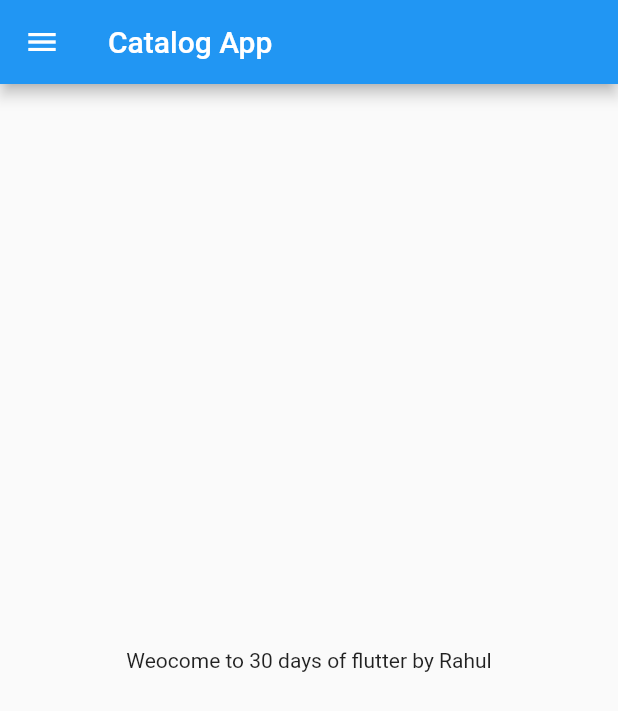
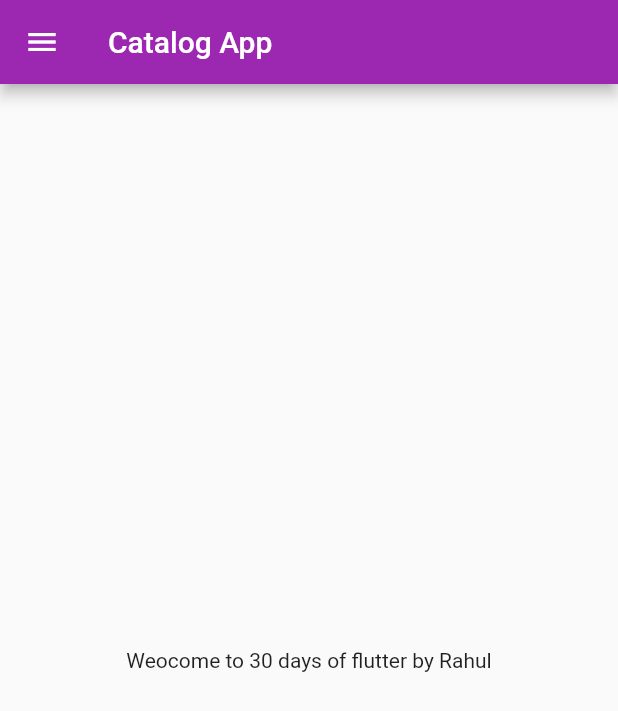
Before and after one commit to rahulamin7/30DaysofFlutter, a Flutter app: the screen it shows after launch, on a phone screen of 412 x 824 dp. Shown: the top 711 px of the screen. Run offline on Flutter 3.47's test engine with Material 2 defaults, Android fonts, the phone set to English and light mode, and no system bars.

Commit message:
Day 3 Completed

```diff
--- a/lib/main.dart
+++ b/lib/main.dart
@@ -1,5 +1,6 @@
 import 'package:flutter/material.dart';
-import 'package:flutter_catalog/home_page.dart';
+import 'package:flutter_catalog/pages/home_page.dart';
+import 'package:flutter_catalog/pages/login_page.dart';
 
 void main() {
   runApp(MyApp());
@@ -10,8 +11,17 @@ class MyApp extends StatelessWidget {
 
   @override
   Widget build(BuildContext context) {
-
     return MaterialApp(
-        home: HomePage());
+      // home: HomePage(),
+      themeMode: ThemeMode.light,
+      theme: ThemeData(primarySwatch: Colors.purple),
+      darkTheme: ThemeData(brightness: Brightness.dark),
+      initialRoute: "/home",
+      routes: {
+        "/": (context) => LoginPage(),
+        "/home": (context) => HomePage(),
+        "/login": (context) => LoginPage()
+      },
+    );
   }
 }
```
Also changed, not shown: lib/pages/login_page.dart (added, +18 -0 lines), lib/pages/home_page.dart (renamed from lib/home_page.dart).
